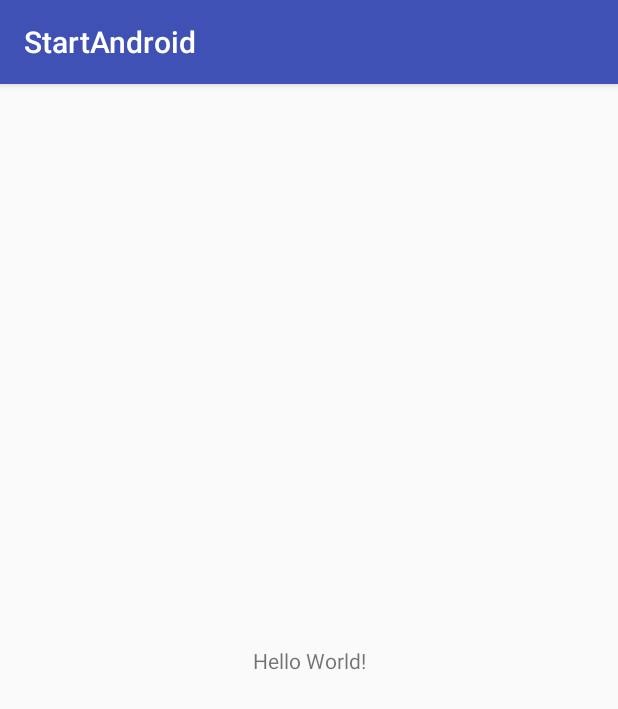
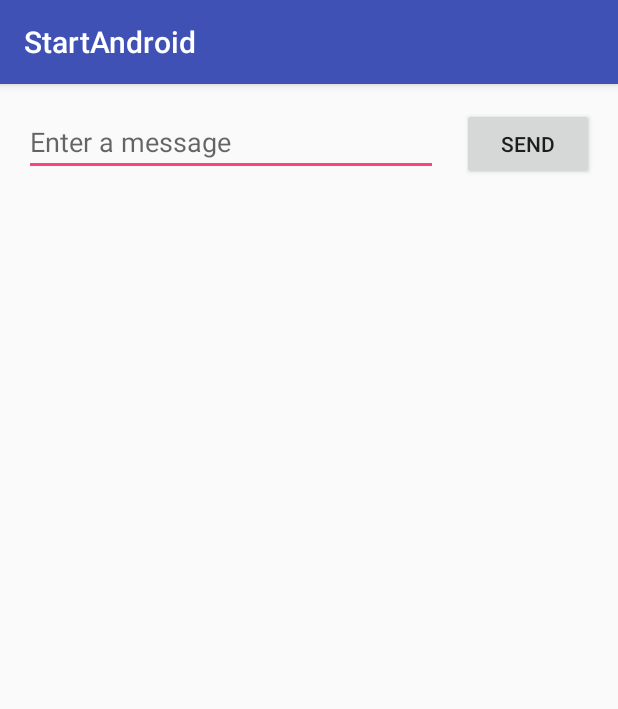
Before and after one commit to peraphol/StartAndroid, an Android app: the screen it shows after launch (MainActivity), on a phone screen of 412 x 824 dp. Shown: the top 709 px of the screen. Run offline under Robolectric (Android 15) with nearby library versions, the phone set to English and light mode, and no system bars.

Commit message:
- add edittext, button - add string values

```diff
--- a/app/src/main/res/layout/activity_main.xml
+++ b/app/src/main/res/layout/activity_main.xml
@@ -6,13 +6,29 @@
     android:layout_height="match_parent"
     tools:context="com.jukgu.startandroid.MainActivity">
 
-    <TextView
+    <EditText
+        android:id="@+id/editText"
+        android:layout_width="0dp"
+        android:layout_height="wrap_content"
+        android:layout_marginLeft="16dp"
+        android:hint="@string/edit_message"
+        android:inputType="textPersonName"
+        app:layout_constraintLeft_toLeftOf="parent"
+        app:layout_constraintTop_toTopOf="parent"
+        android:layout_marginTop="16dp"
+        app:layout_constraintRight_toLeftOf="@+id/button2"
+        app:layout_constraintHorizontal_bias="0.0"
+        app:layout_constraintHorizontal_chainStyle="spread" />
+
+    <Button
+        android:id="@+id/button2"
         android:layout_width="wrap_content"
         android:layout_height="wrap_content"
-        android:text="Hello World!"
-        app:layout_constraintBottom_toBottomOf="parent"
-        app:layout_constraintLeft_toLeftOf="parent"
+        android:text="@string/button_send"
         app:layout_constraintRight_toRightOf="parent"
-        app:layout_constraintTop_toTopOf="parent" />
-
+        app:layout_constraintLeft_toRightOf="@+id/editText"
+        android:layout_marginRight="16dp"
+        android:layout_marginLeft="16dp"
+        app:layout_constraintBaseline_toBaselineOf="@+id/editText"
+        app:layout_constraintHorizontal_bias="0.0" />
 </android.support.constraint.ConstraintLayout>
--- a/app/src/main/res/values/strings.xml
+++ b/app/src/main/res/values/strings.xml
@@ -1,3 +1,5 @@
 <resources>
     <string name="app_name">StartAndroid</string>
+    <string name="edit_message">Enter a message</string>
+    <string name="button_send">Send</string>
 </resources>
```
